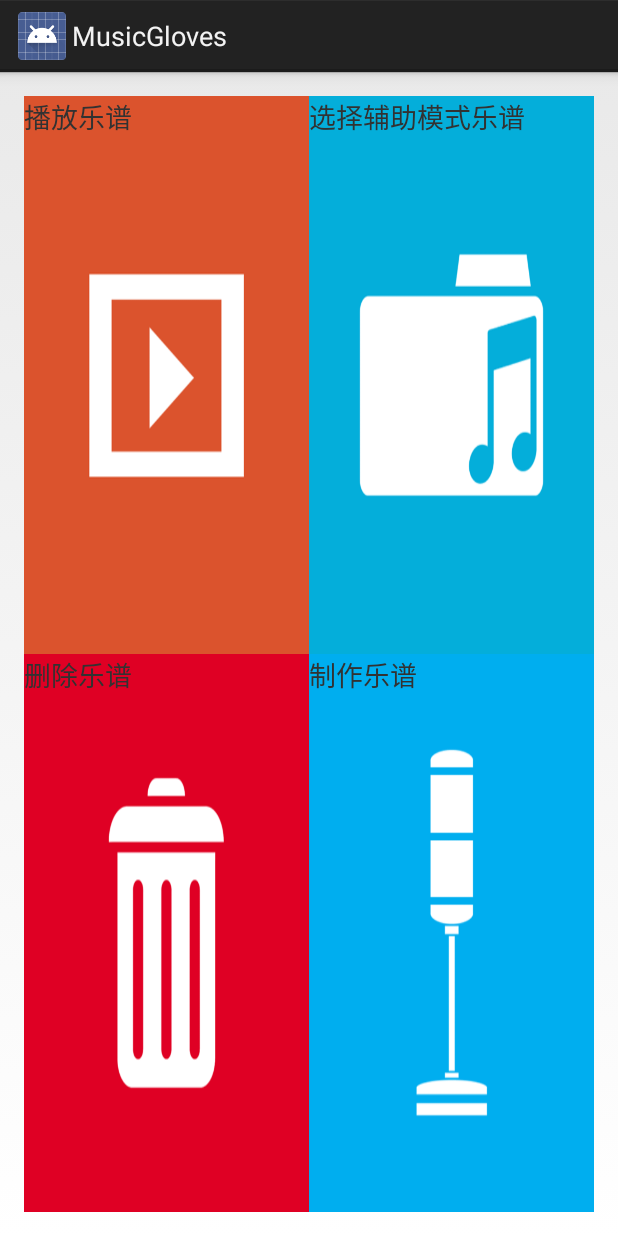
After one commit to dadingding/MusicGloves, an Android app: the fragment MusicscoreFragment shown on its own in the app's theme, on a phone screen of 412 x 824 dp. The commit adds this screen. Run offline under Robolectric (Android 15) with nearby library versions, the phone set to English and light mode, and no system bars; 1 statement that could not run was skipped.

Commit message:
实现了乐谱界面。

```diff
--- a/app/src/main/java/team/dingding/musicgloves/activity/NavigationDrawerFragment.java
+++ b/app/src/main/java/team/dingding/musicgloves/activity/NavigationDrawerFragment.java
@@ -107,6 +107,7 @@ public class NavigationDrawerFragment extends Fragment {
                         getString(R.string.title_section1),
                         getString(R.string.title_section2),
                         getString(R.string.title_section3),
+                        getString(R.string.title_section4)
                 }));
         mDrawerListView.setItemChecked(mCurrentSelectedPosition, true);
         return mDrawerListView;
--- /dev/null
+++ b/app/src/main/res/layout/fragment_musicscore.xml
@@ -0,0 +1,125 @@
+<LinearLayout xmlns:android="http://schemas.android.com/apk/res/android"
+    xmlns:tools="http://schemas.android.com/tools"
+    android:layout_width="match_parent"
+    android:layout_height="match_parent"
+    android:paddingLeft="@dimen/activity_horizontal_margin"
+    android:paddingRight="@dimen/activity_horizontal_margin"
+    android:paddingTop="@dimen/activity_vertical_margin"
+    android:paddingBottom="@dimen/activity_vertical_margin"
+    android:orientation="vertical"
+    tools:context=".MyActivity$PlaceholderFragment"
+    android:weightSum="2">
+
+    <LinearLayout xmlns:android="http://schemas.android.com/apk/res/android"
+        android:layout_width="match_parent"
+        android:orientation="horizontal"
+        android:layout_height="match_parent"
+        android:layout_weight="1"
+        >
+
+        <FrameLayout xmlns:android="http://schemas.android.com/apk/res/android"
+            android:layout_width="wrap_content"
+            android:layout_height="wrap_content"
+            android:layout_weight="1"
+            >
+            <ImageView
+                android:layout_width="fill_parent"
+                android:layout_height="fill_parent"
+                android:scaleType="fitXY"
+                android:src="@drawable/pic_playms"
+                android:id="@+id/ivMsPlay"
+                android:clickable="true"
+
+                />
+            <TextView
+                android:layout_width="wrap_content"
+                android:layout_height="wrap_content"
+                android:layout_gravity="top"
+                android:text="播放乐谱"
+                android:textSize="18dip"
+                />
+        </FrameLayout>
+        <FrameLayout xmlns:android="http://schemas.android.com/apk/res/android"
+            android:layout_width="wrap_content"
+            android:layout_height="wrap_content"
+            android:layout_weight="1"
+            >
+            <ImageView
+                android:layout_width="fill_parent"
+                android:layout_height="fill_parent"
+                android:scaleType="fitXY"
+                android:src="@drawable/pic_chosems"
+                android:id="@+id/ivMsChoose"
+                android:clickable="true"
+
+                />
+            <TextView
+                android:layout_width="wrap_content"
+                android:layout_height="wrap_content"
+                android:layout_gravity="top"
+                android:text="选择辅助模式乐谱"
+                android:textSize="18dip"
+                />
+        </FrameLayout>
+
+    </LinearLayout>
+
+    <LinearLayout xmlns:android="http://schemas.android.com/apk/res/android"
+        android:layout_width="match_parent"
+        android:background="#0000AA"
+        android:orientation="horizontal"
+        android:layout_height="match_parent"
+        android:layout_weight="1"
+        >
+
+        <FrameLayout xmlns:android="http://schemas.android.com/apk/res/android"
+            android:layout_width="wrap_content"
+            android:layout_height="wrap_content"
+            android:layout_weight="1"
+            >
+            <ImageView
+                android:layout_width="fill_parent"
+                android:layout_height="fill_parent"
+                android:scaleType="fitXY"
+                android:src="@drawable/pic_removems"
+                android:id="@+id/ivMsRemove"
+                android:clickable="true"
+
+                />
+            <TextView
+                android:layout_width="wrap_content"
+                android:layout_height="wrap_content"
+                android:layout_gravity="top"
+                android:text="删除乐谱"
+                android:textSize="18dip"
+                />
+        </FrameLayout>
+
+        <FrameLayout xmlns:android="http://schemas.android.com/apk/res/android"
+            android:layout_width="wrap_content"
+            android:layout_height="wrap_content"
+            android:layout_weight="1"
+            >
+            <ImageView
+                android:layout_width="fill_parent"
+                android:layout_height="fill_parent"
+                android:scaleType="fitXY"
+                android:src="@drawable/pic_makems"
+                android:id="@+id/ivMsMake"
+                android:clickable="true"
+                />
+            <TextView
+                android:layout_width="wrap_content"
+                android:layout_height="wrap_content"
+                android:layout_gravity="top"
+                android:text="制作乐谱"
+                android:textSize="18dip"
+                android:id="@+id/textMsMakeorsave"
+
+                />
+        </FrameLayout>
+
+    </LinearLayout>
+
+
+</LinearLayout>
--- a/app/src/main/res/values/strings.xml
+++ b/app/src/main/res/values/strings.xml
@@ -8,7 +8,8 @@
 
     <string name="title_section1">功能</string>
     <string name="title_section2">状态</string>
-    <string name="title_section3">设置</string>
+    <string name="title_section3">乐谱</string>
+    <string name="title_section4">设置</string>
     <string name="navigation_drawer_open">Open navigation drawer</string>
     <string name="navigation_drawer_close">Close navigation drawer</string>
     <string name="action_example">Example action</string>
```
Also changed, not shown: app/src/main/java/team/dingding/musicgloves/activity/MainActivity.java (+9 -23 lines), app/src/main/java/team/dingding/musicgloves/activity/MusicscoreFragment.java (added, +178 -0 lines), app/src/main/res/drawable-mdpi/pic_chosems.png (added), app/src/main/res/drawable-mdpi/pic_makems.png (added), app/src/main/res/drawable-mdpi/pic_playms.png (added), app/src/main/res/drawable-mdpi/pic_removems.png (added).
